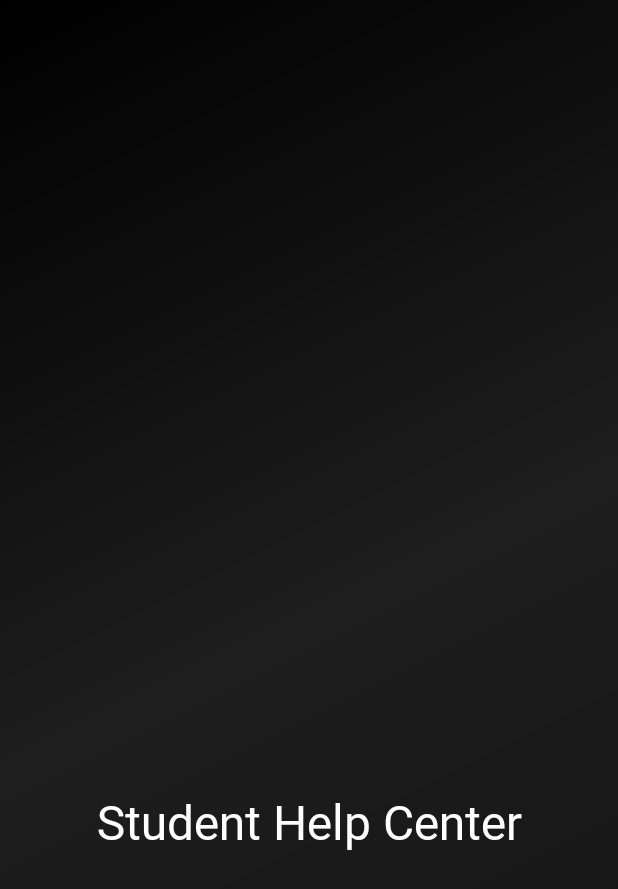
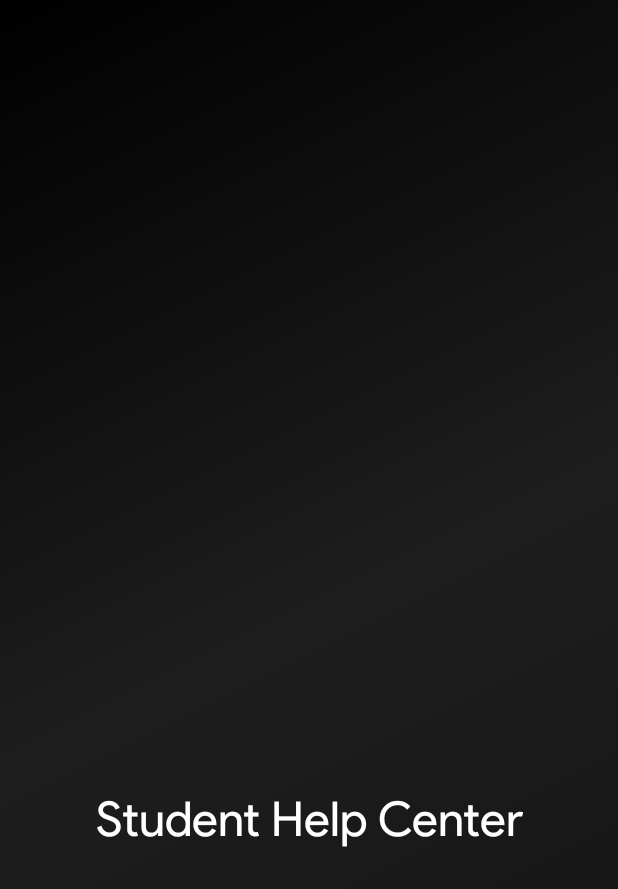
Before and after one commit to ujjawalTHEBATMAN/Student-Help-Center, an Android app: the MainActivity screen opened directly, with no data from a screen before it, on a phone screen of 412 x 824 dp. Shown: the top 889 px of the screen. Run offline under Robolectric (Android 15) with nearby library versions, the phone set to English and light mode, and no system bars; our stand-ins replace CircleImageView.

Commit message:
fix error of activity_main.xml

```diff
--- a/app/src/main/res/layout/activity_main.xml
+++ b/app/src/main/res/layout/activity_main.xml
@@ -36,7 +36,7 @@
         android:text="Student Help Center"
         android:textSize="32sp"
         android:textColor="@android:color/white"
-        android:fontFamily="@font/roboto_medium"
+        android:fontFamily="@font/product_sans"
         android:alpha="0"
         android:elevation="8dp"
         android:layout_marginTop="24dp"
@@ -51,7 +51,7 @@
         android:text="Your AI Learning Assistant"
         android:textSize="18sp"
         android:textColor="@android:color/white"
-        android:fontFamily="@font/roboto_light"
+        android:fontFamily="@font/product_sans"
         android:alpha="0"
         android:elevation="6dp"
         android:layout_marginTop="8dp"
--- a/app/src/main/res/layout/fragment_dashboard2.xml
+++ b/app/src/main/res/layout/fragment_dashboard2.xml
@@ -1,5 +1,4 @@
 <?xml version="1.0" encoding="utf-8"?>
-<!-- res/layout/activity_main.xml -->
 <ScrollView
     xmlns:android="http://schemas.android.com/apk/res/android"
     xmlns:app="http://schemas.android.com/apk/res-auto"
```
